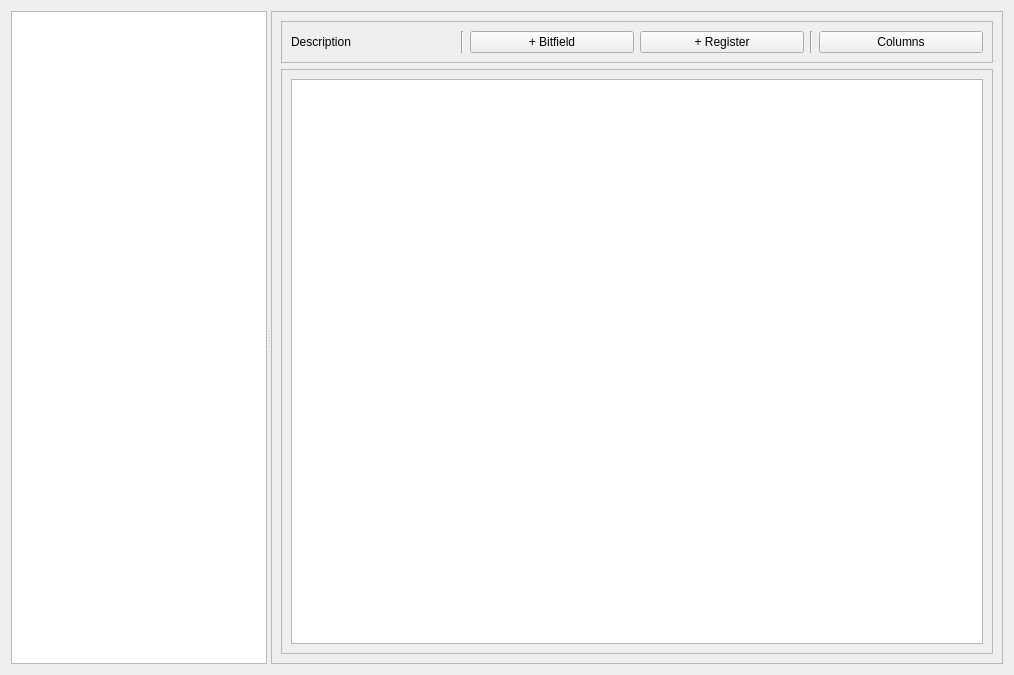
This is ui/Module.ui in ShengbingZhou/register as Qt 5 draws it before an edit. The edited form follows.
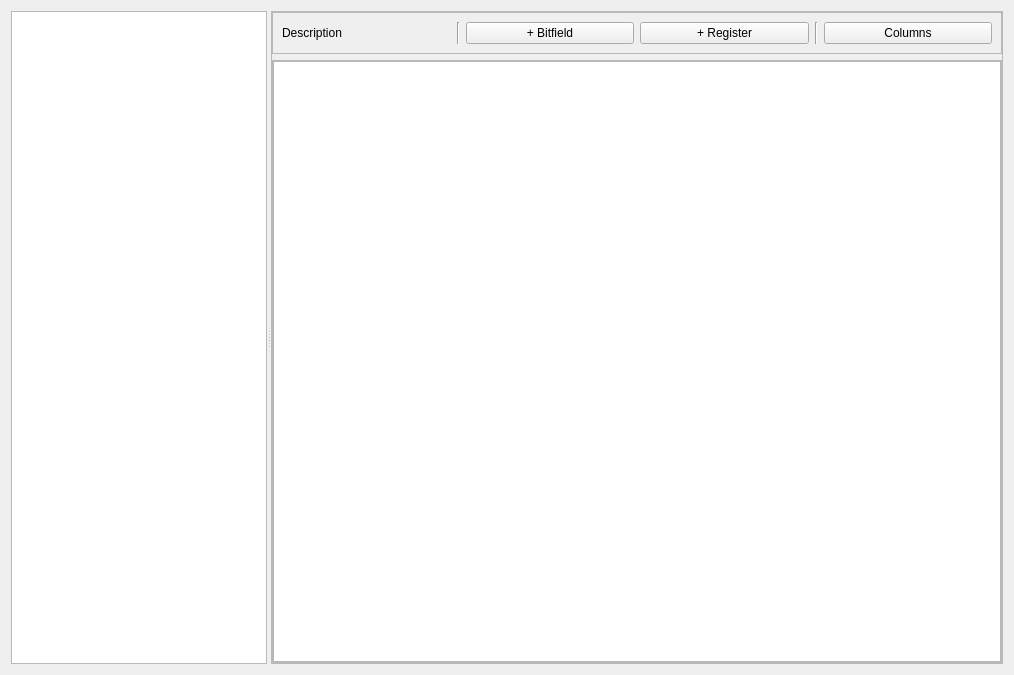
This is the edited form.

What changed in the file:
```diff
--- a/ui/Module.ui
+++ b/ui/Module.ui
@@ -33,7 +33,22 @@
       <property name="frameShadow">
        <enum>QFrame::Raised</enum>
       </property>
+      <property name="lineWidth">
+       <number>0</number>
+      </property>
       <layout class="QVBoxLayout" name="verticalLayout">
+       <property name="leftMargin">
+        <number>0</number>
+       </property>
+       <property name="topMargin">
+        <number>0</number>
+       </property>
+       <property name="rightMargin">
+        <number>0</number>
+       </property>
+       <property name="bottomMargin">
+        <number>0</number>
+       </property>
        <item>
         <widget class="QFrame" name="frame_2">
          <property name="frameShape">
@@ -42,6 +57,9 @@
          <property name="frameShadow">
           <enum>QFrame::Raised</enum>
          </property>
+         <property name="lineWidth">
+          <number>0</number>
+         </property>
          <layout class="QHBoxLayout" name="horizontalLayout">
           <item>
            <widget class="QLabel" name="labelDescription">
@@ -96,7 +114,22 @@
          <property name="frameShadow">
           <enum>QFrame::Raised</enum>
          </property>
+         <property name="lineWidth">
+          <number>0</number>
+         </property>
          <layout class="QGridLayout" name="gridLayout_2">
+          <property name="leftMargin">
+           <number>0</number>
+          </property>
+          <property name="topMargin">
+           <number>0</number>
+          </property>
+          <property name="rightMargin">
+           <number>0</number>
+          </property>
+          <property name="bottomMargin">
+           <number>0</number>
+          </property>
           <item row="0" column="0">
            <widget class="QTableView" name="tableView"/>
           </item>
```
